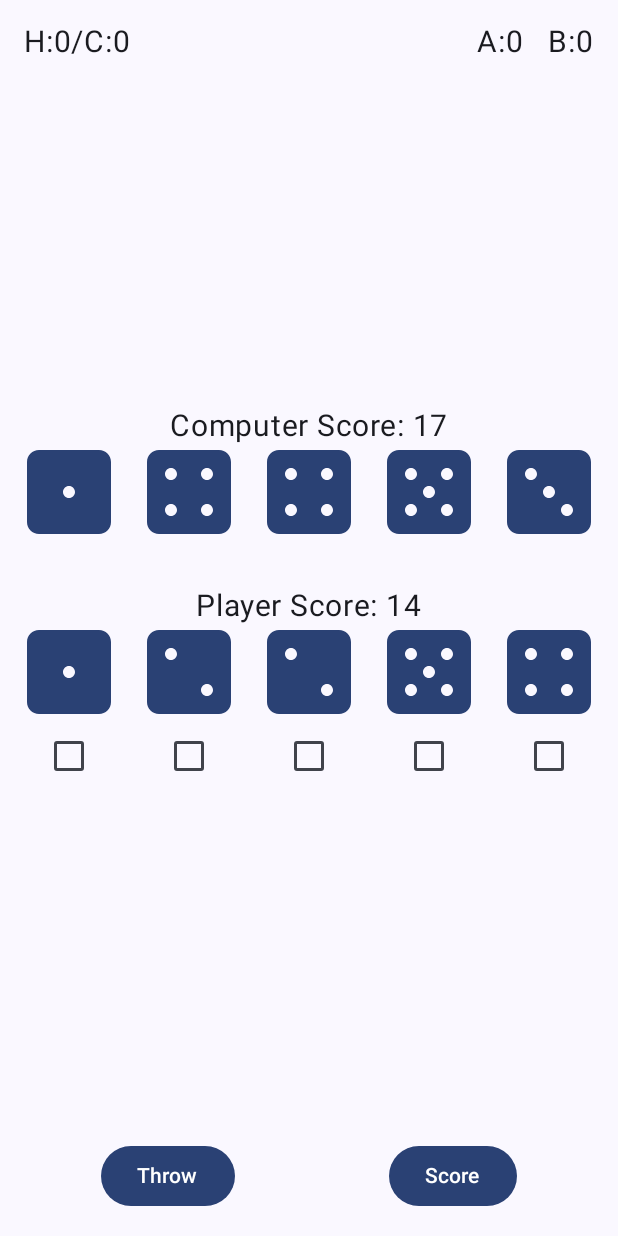
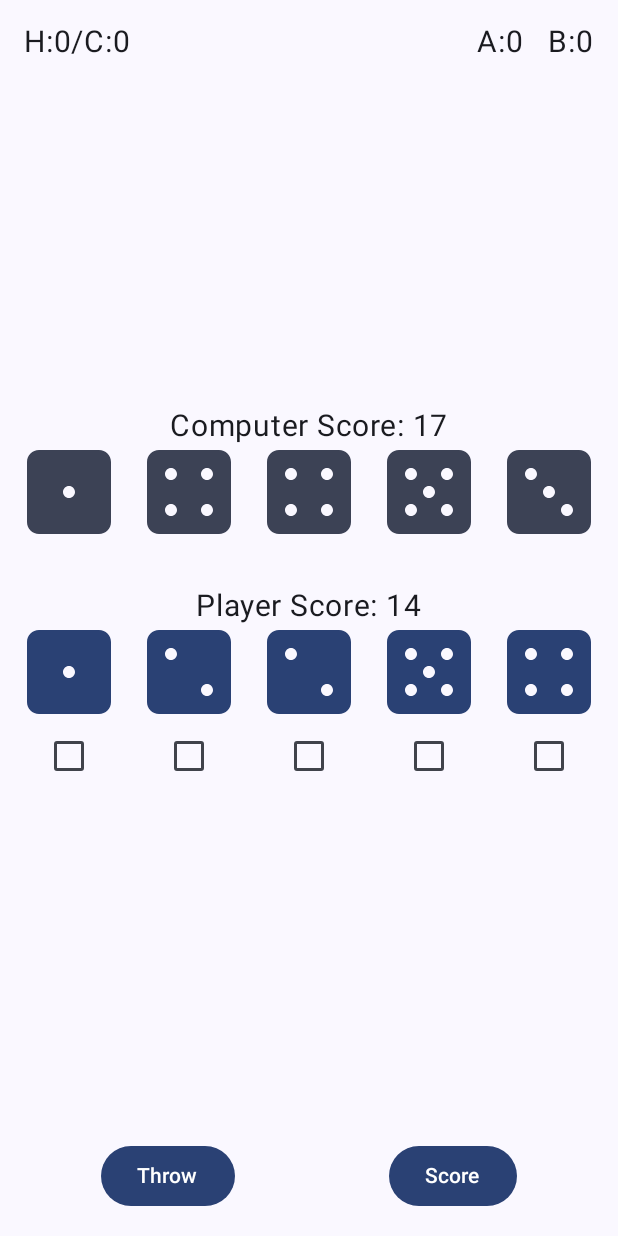
Before and after one commit to sameerasw/dicing, an Android app built with Jetpack Compose: the GameActivity screen opened directly, with no data from a screen before it, on a phone screen of 412 x 824 dp. Run offline under Robolectric (Android 15) with nearby library versions, the phone set to English and light mode, and no system bars.

Commit message:
secondary dice color

```diff
--- a/app/src/main/java/com/sameerasw/dicing/DiceRow.kt
+++ b/app/src/main/java/com/sameerasw/dicing/DiceRow.kt
@@ -7,6 +7,7 @@ import androidx.compose.material3.Checkbox
 import androidx.compose.material3.MaterialTheme
 import androidx.compose.runtime.Composable
 import androidx.compose.ui.Alignment
+import androidx.compose.ui.graphics.Color
 import androidx.compose.ui.graphics.ColorFilter
 import androidx.compose.ui.unit.dp
 
@@ -17,12 +18,12 @@ fun DiceRow(
     selectedDice: List<Boolean> = List(5) { false },
     onDiceSelected: (Int, Boolean) -> Unit = { _, _ -> },
     enableSelection: Boolean = true,
-    enableSelectionFlag: Boolean = true
+    diceColor: Color = MaterialTheme.colorScheme.primary
 ) {
     Row(horizontalArrangement = Arrangement.spacedBy(16.dp)) {
         diceValues.forEachIndexed { index, value ->
             Column(horizontalAlignment = Alignment.CenterHorizontally) {
-                Dice(value = value, tint = ColorFilter.tint(MaterialTheme.colorScheme.primary))
+                Dice(value = value, tint = ColorFilter.tint(diceColor))
                 if (isPlayer) {
                     Checkbox(
                         checked = selectedDice[index],
@@ -31,7 +32,7 @@ fun DiceRow(
                                 onDiceSelected(index, isChecked)
                             }
                         },
-                        enabled = enableSelection && enableSelectionFlag
+                        enabled = enableSelection
                     )
                 }
             }
--- a/app/src/main/java/com/sameerasw/dicing/GameScreen.kt
+++ b/app/src/main/java/com/sameerasw/dicing/GameScreen.kt
@@ -164,7 +164,11 @@ fun GameScreen(
             Column(horizontalAlignment = CenterHorizontally,
                 verticalArrangement = Arrangement.Center) {
                 Text("Computer Score: $computerScore", fontSize = 20.sp)
-                DiceRow(diceValues = computerDice, isPlayer = false)
+                DiceRow(
+                    diceValues = computerDice,
+                    isPlayer = false,
+                    diceColor = MaterialTheme.colorScheme.secondary
+                )
 
                 Spacer(modifier = Modifier.height(32.dp))
 
@@ -176,7 +180,8 @@ fun GameScreen(
                     onDiceSelected = { index, isSelected ->
                         selectedDice = selectedDice.toMutableList().apply { this[index] = isSelected }
                     },
-                    enableSelection = canThrow
+                    enableSelection = canThrow,
+                    diceColor = MaterialTheme.colorScheme.primary
                 )
             }
 
@@ -200,7 +205,7 @@ fun GameScreen(
                             isLastThrow = true
                         }
                     } else {
-                        // Automatically handle score and winner check after last throw
+                        // Automatically handle score and winner check
                         handleScoreAndWinner()
                     }
                 }, enabled = canThrow) {
```
